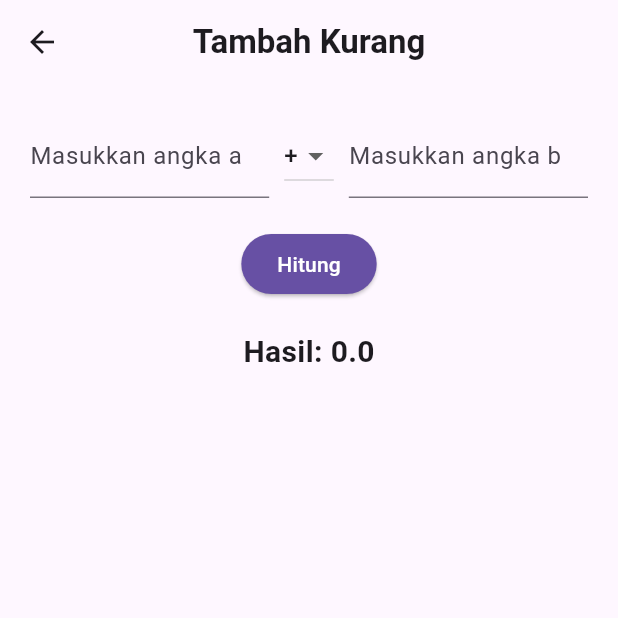
After one commit to Az140304/Mobile-Project, a Flutter app: the TambahKurang screen opened directly, after a tap on "Hitung", on a phone screen of 412 x 824 dp, the top half of it. The commit adds this screen. Run offline on Flutter 3.47's test engine with Material 3 defaults, Android fonts, the phone set to English and light mode, and no system bars.

Commit message:
menambahkan fitur tambah kurang

```diff
--- a/lib/pages/home.dart
+++ b/lib/pages/home.dart
@@ -1,4 +1,5 @@
 import 'package:first_project/pages/count_number.dart';
+import 'package:first_project/pages/tambah_kurang.dart';
 import 'package:flutter/material.dart';
 
 class HomePage extends StatelessWidget {
@@ -50,6 +51,10 @@ class HomePage extends StatelessWidget {
             children: [
               GestureDetector(
                 onTap: (){
+                  Navigator.push(
+                    context,
+                    MaterialPageRoute(builder: (context) => TambahKurang()),
+                  );
                   print("Container dan teks diklik!");
                 },
                 child: Column(
@@ -75,7 +80,7 @@ class HomePage extends StatelessWidget {
                         child: Image.asset("assets/icons/oddeven.png", fit: BoxFit.scaleDown),
                       ),
                     ),
-                    Text('Ganjil Genap')
+                    Text('Tambah Kurang',)
                   ],
                 ),
               ),
@@ -235,8 +240,8 @@ class HomePage extends StatelessWidget {
                   child: Image.asset("assets/icons/human3.jpg", fit: BoxFit.scaleDown),
                 ),
               ),
-              Text('ReFaiza Septa'),
-              Text('123220000')
+              Text('Re Faiza Depta P'),
+              Text('123220050')
                 ],
               ),
             ]
--- /dev/null
+++ b/lib/pages/tambah_kurang.dart
@@ -0,0 +1,98 @@
+import 'package:flutter/material.dart';
+
+class TambahKurang extends StatefulWidget {
+  const TambahKurang({super.key});
+
+  @override
+  _TambahKurangState createState() => _TambahKurangState();
+}
+
+class _TambahKurangState extends State<TambahKurang> {
+  final TextEditingController _num1Controller = TextEditingController();
+  final TextEditingController _num2Controller = TextEditingController();
+  String _selectedOperation = "+";
+  String _result = "";
+
+  void _calculate() {
+    double num1 = double.tryParse(_num1Controller.text) ?? 0;
+    double num2 = double.tryParse(_num2Controller.text) ?? 0;
+    double result;
+
+    if (_selectedOperation == "+") {
+      result = num1 + num2;
+    } else {
+      result = num1 - num2;
+    }
+
+    setState(() {
+      _result = "Hasil: $result";
+    });
+  }
+
+  @override
+  Widget build(BuildContext context) {
+    return Scaffold(
+      appBar: AppBar(
+        title: Text('Tambah Kurang',
+            style: TextStyle(fontWeight: FontWeight.bold)),
+        centerTitle: true,
+      ),
+      body: Padding(
+        padding: const EdgeInsets.all(20.0),
+        child: Column(
+          children: [
+            Row(
+              children: [
+                Expanded(
+                  child: TextField(
+                    controller: _num1Controller,
+                    keyboardType: TextInputType.number,
+                    decoration: InputDecoration(labelText: "Masukkan angka a"),
+                  ),
+                ),
+                SizedBox(width: 10),
+                DropdownButton<String>(
+                  value: _selectedOperation,
+                  items: ["+", "-"].map((String value) {
+                    return DropdownMenuItem<String>(
+                      value: value,
+                      child: Text(value),
+                    );
+                  }).toList(),
+                  onChanged: (value) {
+                    setState(() {
+                      _selectedOperation = value!;
+                    });
+                  },
+                ),
+                SizedBox(width: 10),
+                Expanded(
+                  child: TextField(
+                    controller: _num2Controller,
+                    keyboardType: TextInputType.number,
+                    decoration: InputDecoration(labelText: "Masukkan angka b"),
+                  ),
+                ),
+              ],
+            ),
+            SizedBox(height: 20),
+            ElevatedButton(
+              onPressed: _calculate,
+              style: ElevatedButton.styleFrom(
+                backgroundColor:
+                    Theme.of(context).primaryColor, // Warna sesuai tema utama
+                foregroundColor: Colors.white, // Warna teks
+              ),
+              child: Text("Hitung"),
+            ),
+            SizedBox(height: 20),
+            Text(
+              _result,
+              style: TextStyle(fontSize: 20, fontWeight: FontWeight.bold),
+            ),
+          ],
+        ),
+      ),
+    );
+  }
+}
```
